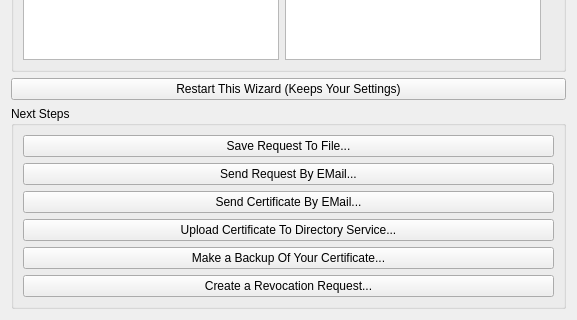
sensama/kleopatra, file newcertificatewizard/resultpage.ui: the form before one commit; both pictures show x 0 to 577 and y 172 to 492 of the 577 by 492 pixel window.
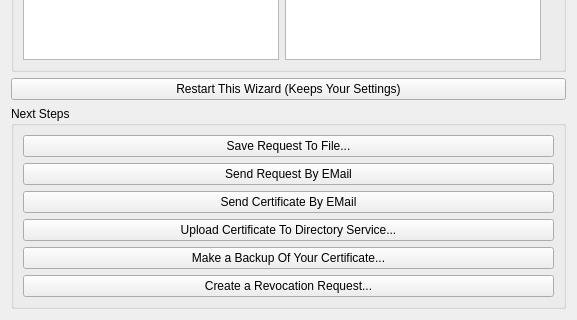
The form after the commit. Custom widgets are drawn as their Qt base class.

Commit message: Tool invocation doesn't have ellipses, says the style guide...

```diff
--- a/newcertificatewizard/resultpage.ui
+++ b/newcertificatewizard/resultpage.ui
@@ -56,14 +56,14 @@
       <item>
        <widget class="QPushButton" name="sendRequestByEMailPB" >
         <property name="text" >
-         <string>Send Request By EMail...</string>
+         <string>Send Request By EMail</string>
         </property>
        </widget>
       </item>
       <item>
        <widget class="QPushButton" name="sendCertificateByEMailPB" >
         <property name="text" >
-         <string>Send Certificate By EMail...</string>
+         <string>Send Certificate By EMail</string>
         </property>
        </widget>
       </item>
```
